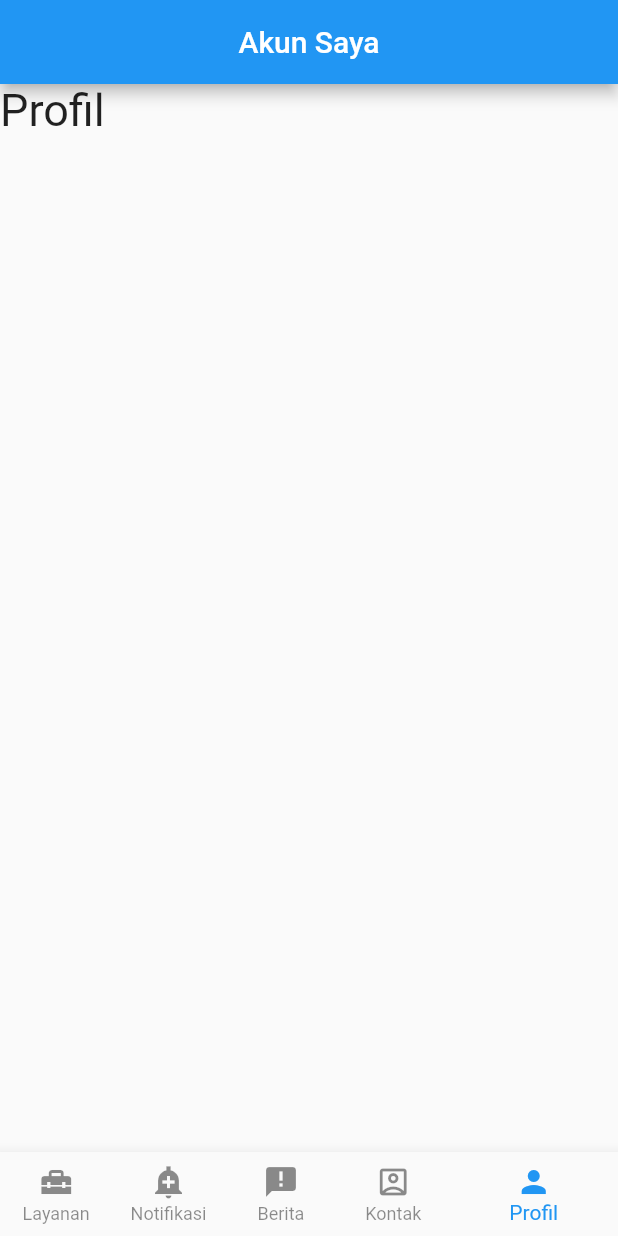
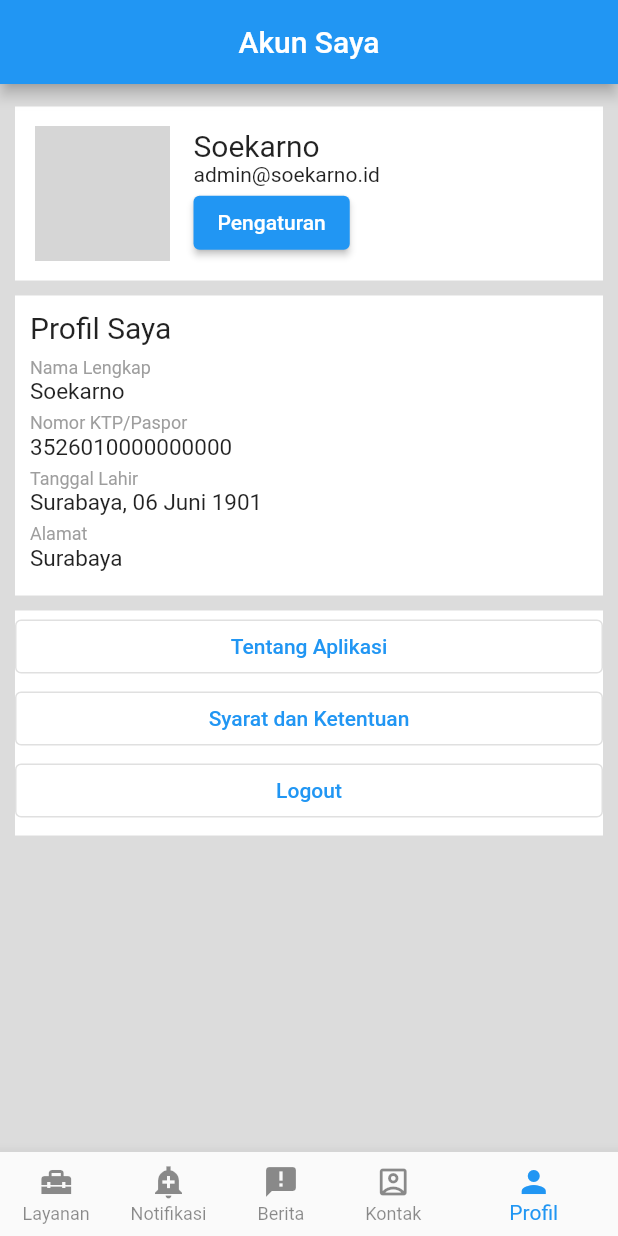
Before and after one commit to mwiwids/bpjs, a Flutter app: the BottomNavBar screen opened directly, item 5 of the bottom bar chosen, on a phone screen of 412 x 824 dp. Run offline on Flutter 3.47's test engine with Material 2 defaults, Android fonts, the phone set to English and light mode, and no system bars; grey boxes are pictures that could not be loaded.

Commit message:
Profil Screen

```diff
--- a/lib/home.dart
+++ b/lib/home.dart
@@ -1,4 +1,6 @@
+import 'package:flutter/cupertino.dart';
 import 'package:flutter/material.dart';
+import 'package:flutter/rendering.dart';
 
 class HomePage extends StatelessWidget {
   @override
@@ -16,14 +18,6 @@ class BottomNavBar extends StatefulWidget {
 }
 
 class _BottomNavBarState extends State<BottomNavBar> {
-  List<Widget> listScreen = [
-    layananScreen(),
-    notifikasiScreen(),
-    Text("Berita", style: TextStyle(fontSize: 30)),
-    kontakScreen(),
-    Text("Profil", style: TextStyle(fontSize: 30)),
-  ];
-
   List<String> listTitle = [
     "BPJSTKU",
     "Notifikasi",
@@ -31,11 +25,18 @@ class _BottomNavBarState extends State<BottomNavBar> {
     "Kontak",
     "Akun Saya",
   ];
-
   int currentScreen = 0;
 
   @override
   Widget build(BuildContext context) {
+    List<Widget> listScreen = [
+      layananScreen(),
+      notifikasiScreen(),
+      Text("Berita", style: TextStyle(fontSize: 30)),
+      kontakScreen(),
+      profilScreen(context),
+    ];
+
     return Scaffold(
       appBar: AppBar(
         title: Text(listTitle.elementAt(currentScreen)),
@@ -67,6 +68,148 @@ class _BottomNavBarState extends State<BottomNavBar> {
       ),
     );
   }
+}
+
+Widget profilScreen(BuildContext context) {
+  return Container(
+    padding: EdgeInsets.all(10),
+    color: Colors.black12,
+    child: ListView(
+      children: [
+        Container(
+          margin: EdgeInsets.symmetric(vertical: 5),
+          padding: EdgeInsets.all(5),
+          color: Colors.white,
+          child: SingleChildScrollView(
+            scrollDirection: Axis.horizontal,
+            child: Row(
+              children: [
+                Container(
+                  margin: EdgeInsets.all(8.0),
+                  child: CircleAvatar(
+                    radius: 45.0,
+                    backgroundImage: AssetImage("images/img_avatar.jpeg"),
+                    backgroundColor: Colors.transparent,
+                  ),
+                ),
+                Container(
+                  margin: const EdgeInsets.all(8.0),
+                  child: Column(
+                    crossAxisAlignment: CrossAxisAlignment.start,
+                    children: [
+                      Text(
+                        "Soekarno",
+                        style: TextStyle(fontSize: 20),
+                      ),
+                      Text(
+                        "admin@soekarno.id",
+                      ),
+                      Container(
+                        child: ElevatedButton(
+                          child: Text("Pengaturan"),
+                          onPressed: () {},
+                        ),
+                      ),
+                    ],
+                  ),
+                ),
+              ],
+            ),
+          ),
+        ),
+        Container(
+          margin: EdgeInsets.symmetric(vertical: 5),
+          padding: EdgeInsets.all(10),
+          color: Colors.white,
+          // width: double.infinity,
+          height: 200,
+          child: ListView(
+            children: [
+              Padding(
+                padding: const EdgeInsets.only(bottom: 8),
+                child: Text(
+                  "Profil Saya",
+                  style: TextStyle(fontSize: 20),
+                ),
+              ),
+              Text(
+                "Nama Lengkap",
+                style: TextStyle(fontSize: 12, color: Colors.grey),
+              ),
+              Padding(
+                padding: const EdgeInsets.only(bottom: 5),
+                child: Text(
+                  "Soekarno",
+                  style: TextStyle(fontSize: 15),
+                ),
+              ),
+              Text(
+                "Nomor KTP/Paspor",
+                style: TextStyle(fontSize: 12, color: Colors.grey),
+              ),
+              Padding(
+                padding: const EdgeInsets.only(bottom: 5),
+                child: Text(
+                  "3526010000000000",
+                  style: TextStyle(fontSize: 15),
+                ),
+              ),
+              Text(
+                "Tanggal Lahir",
+                style: TextStyle(fontSize: 12, color: Colors.grey),
+              ),
+              Padding(
+                padding: const EdgeInsets.only(bottom: 5),
+                child: Text(
+                  "Surabaya, 06 Juni 1901",
+                  style: TextStyle(fontSize: 15),
+                ),
+              ),
+              Text(
+                "Alamat",
+                style: TextStyle(fontSize: 12, color: Colors.grey),
+              ),
+              Padding(
+                padding: const EdgeInsets.only(bottom: 5),
+                child: Text(
+                  "Surabaya",
+                  style: TextStyle(fontSize: 15),
+                ),
+              ),
+            ],
+          ),
+        ),
+        Container(
+          margin: EdgeInsets.symmetric(vertical: 5),
+          color: Colors.white,
+          width: double.infinity,
+          height: 150,
+          child: ListView(
+            children: [
+              OutlinedButton(
+                child: Text("Tentang Aplikasi"),
+                onPressed: () {
+                  print("Contoh outline button with Icon");
+                },
+              ),
+              OutlinedButton(
+                child: Text("Syarat dan Ketentuan"),
+                onPressed: () {
+                  print("Contoh outline button with Icon");
+                },
+              ),
+              OutlinedButton(
+                child: Text("Logout"),
+                onPressed: () {
+                  Navigator.pop(context, false);
+                },
+              ),
+            ],
+          ),
+        ),
+      ],
+    ),
+  );
 }
 
 Widget kontakScreen() {
@@ -111,12 +254,16 @@ Widget kontakScreen() {
               padding: const EdgeInsets.symmetric(vertical: 10, horizontal: 50),
               child: Text(
                 "Layanan Whatsapp hanya untuk Pekerja Migran Indonesia di Luar Negeri",
-                style: TextStyle(color: Colors.green),textAlign: TextAlign.center,),
+                style: TextStyle(color: Colors.green),
+                textAlign: TextAlign.center,
+              ),
             ),
             Padding(
               padding: const EdgeInsets.symmetric(vertical: 10, horizontal: 50),
               child: Text(
-                  "Layanan Masyarakat BPJS Ketenagakerjaan melayani Anda mulai pukul 06:00 hingga pukul 22:00 WIB", textAlign: TextAlign.center,),
+                "Layanan Masyarakat BPJS Ketenagakerjaan melayani Anda mulai pukul 06:00 hingga pukul 22:00 WIB",
+                textAlign: TextAlign.center,
+              ),
             ),
             Padding(
               padding: const EdgeInsets.symmetric(vertical: 10, horizontal: 50),
@@ -131,9 +278,8 @@ Widget kontakScreen() {
 
 Widget notifikasiScreen() {
   return Center(
+    child: SingleChildScrollView(
       child: Column(
-      mainAxisAlignment: MainAxisAlignment.center,
-      crossAxisAlignment: CrossAxisAlignment.center,
         children: [
           Padding(
             padding: const EdgeInsets.all(8.0),
@@ -149,16 +295,16 @@ Widget notifikasiScreen() {
           )
         ],
       ),
+    ),
   );
 }
 
 Widget layananScreen() {
   final double space = 25, headerSpace = 15;
-  return SingleChildScrollView(
-    child: Center(
+  return Center(
     child: Container(
       width: 411,
-        child: Column(
+      child: ListView(
         children: [
           Container(
             color: Colors.blue,
@@ -204,8 +350,7 @@ Widget layananScreen() {
           Container(
             height: 350,
             child: Padding(
-                padding:
-                    const EdgeInsets.symmetric(horizontal: 15, vertical: 10),
+              padding: const EdgeInsets.symmetric(horizontal: 15, vertical: 10),
               child: GridView.count(
                 crossAxisCount: 3,
                 childAspectRatio: 10 / 12,
@@ -223,7 +368,6 @@ Widget layananScreen() {
             ),
           ),
         ],
-        ),
       ),
     ),
   );
--- a/lib/login.dart
+++ b/lib/login.dart
@@ -6,17 +6,16 @@ import 'comingsoon.dart';
 class LoginPage extends StatelessWidget {
   @override
   Widget build(BuildContext context) {
-    const double marginHorizontal = 35;
+    const double margins = 35;
     return MaterialApp(
       debugShowCheckedModeBanner: false,
       home: Scaffold(
         backgroundColor: Colors.white,
-        body: SingleChildScrollView(
-          child: Center(
+        body:
+          Center(
             child: Container(
-              width: 400,
-              child: Column(
-                crossAxisAlignment: CrossAxisAlignment.center,
+              width: 411,
+              child: ListView(
                 children: [
                   Stack(
                     clipBehavior: Clip.none,
@@ -38,16 +37,18 @@ class LoginPage extends StatelessWidget {
                       ),
                     ],
                   ),
-                  Padding(
-                    padding: const EdgeInsets.only(top: 10, bottom: 5),
-                    child: Text(
-                      "Masuk ke Akun Saya",
-                      style: TextStyle(fontSize: 16),
+                  Center(
+                    child: Padding(
+                      padding: const EdgeInsets.only(top: 10, bottom: 5),
+                      child: Text(
+                        "Masuk ke Akun Saya",
+                        style: TextStyle(fontSize: 16),
+                      ),
                     ),
                   ),
                   Padding(
                     padding: const EdgeInsets.symmetric(
-                        horizontal: marginHorizontal),
+                        horizontal: margins),
                     child: TextFormField(
                       decoration: InputDecoration(
                         hintText: "Nama Pengguna",
@@ -56,7 +57,7 @@ class LoginPage extends StatelessWidget {
                   ),
                   Padding(
                     padding: const EdgeInsets.symmetric(
-                        horizontal: marginHorizontal),
+                        horizontal: margins),
                     child: TextFormField(
                       obscureText: true,
                       decoration: InputDecoration(hintText: "Kata Sandi"),
@@ -64,7 +65,7 @@ class LoginPage extends StatelessWidget {
                   ),
                   Container(
                     margin: EdgeInsets.symmetric(
-                        vertical: 10, horizontal: marginHorizontal),
+                        vertical: 10, horizontal: margins),
                     width: double.infinity,
                     child: ElevatedButton(
                       child: Text("LOGIN"),
@@ -80,7 +81,7 @@ class LoginPage extends StatelessWidget {
                     ),
                   ),
                   Container(
-                    margin: EdgeInsets.symmetric(horizontal: marginHorizontal),
+                    margin: EdgeInsets.symmetric(horizontal: margins),
                     child: Row(
                       mainAxisAlignment: MainAxisAlignment.spaceBetween,
                       children: [
@@ -110,7 +111,6 @@ class LoginPage extends StatelessWidget {
             ),
           ),
         ),
-      ),
     );
   }
 }
--- a/lib/main.dart
+++ b/lib/main.dart
@@ -29,12 +29,10 @@ class RegistrationPage extends StatelessWidget {
 
     return Scaffold(
       backgroundColor: Colors.white,
-      body: SingleChildScrollView(
-        child: Center(
+      body: Center(
           child: Container(
             width: 411,
-            child: Column(
-              crossAxisAlignment: CrossAxisAlignment.center,
+            child: ListView(
               children: [
                 Image.asset('images/img_splash_header.jpeg'),
                 Row(
@@ -71,7 +69,6 @@ class RegistrationPage extends StatelessWidget {
             ),
           ),
         ),
-      ),
     );
   }
 }
```
Lines whose indentation alone changed are shown as unchanged.
